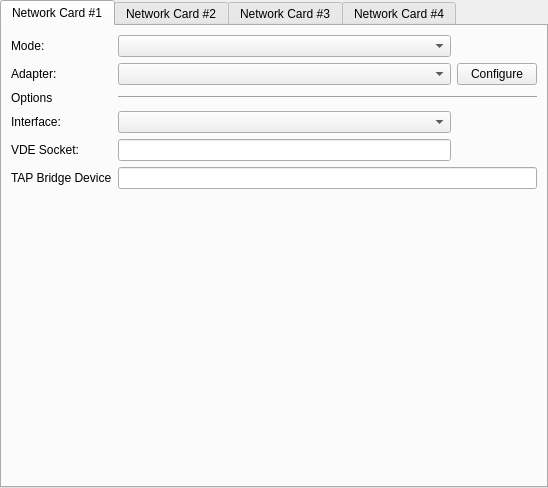
Qt form src/qt/qt_settingsnetwork.ui (86Box/86Box) before a commit.
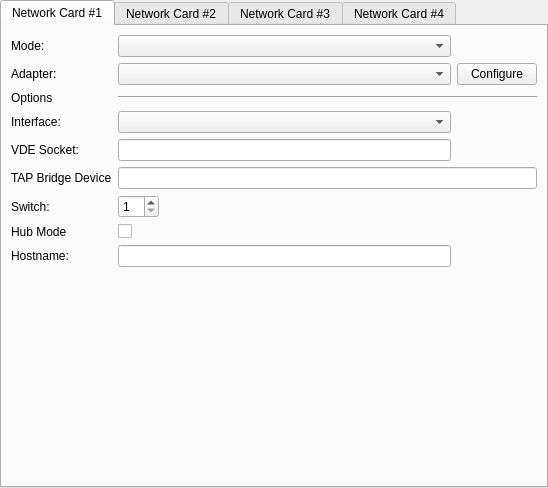
The same form after that commit.

Commit message: Network Switch support

```diff
--- a/src/qt/qt_settingsnetwork.ui
+++ b/src/qt/qt_settingsnetwork.ui
@@ -169,7 +169,69 @@
          </property>
         </widget>
        </item>
+       <item row="7" column="0">
+        <widget class="QLabel" name="labelSwitch1">
+         <property name="text">
+          <string>Switch:</string>
+         </property>
+        </widget>
+       </item>
        <item row="7" column="1">
+        <layout class="QHBoxLayout" name="HLayoutSwitch1">
+         <item>
+          <widget class="QSpinBox" name="spinnerSwitch1">
+           <property name="minimum">
+            <number>1</number>
+           </property>
+           <property name="maximum">
+            <number>10</number>
+           </property>
+          </widget>
+         </item>
+         <item>
+          <spacer name="horizontalSpacerSwitch1">
+           <property name="orientation">
+            <enum>Qt::Horizontal</enum>
+           </property>
+           <property name="sizeHint" stdset="0">
+            <size>
+             <width>40</width>
+             <height>20</height>
+            </size>
+           </property>
+          </spacer>
+         </item>
+        </layout>
+       </item>
+       <item row="8" column="0">
+        <widget class="QLabel" name="labelPromisc1">
+         <property name="text">
+          <string>Hub Mode</string>
+         </property>
+        </widget>
+       </item>
+       <item row="8" column="1">
+        <widget class="QCheckBox" name="boxPromisc1">
+         <property name="text">
+          <string/>
+         </property>
+        </widget>
+       </item>
+       <item row="9" column="0">
+        <widget class="QLabel" name="labelHostname1">
+         <property name="text">
+          <string>Hostname:</string>
+         </property>
+        </widget>
+       </item>
+       <item row="9" column="1">
+        <widget class="QLineEdit" name="hostnameSwitch1">
+         <property name="maxLength">
+          <number>128</number>
+         </property>
+        </widget>
+       </item>
+       <item row="10" column="1">
         <spacer name="verticalSpacerNIC1">
          <property name="orientation">
           <enum>Qt::Vertical</enum>
```
Left out of the diff: 186 changed lines with no effect on the pictures. The commit also changes 19 other files.
